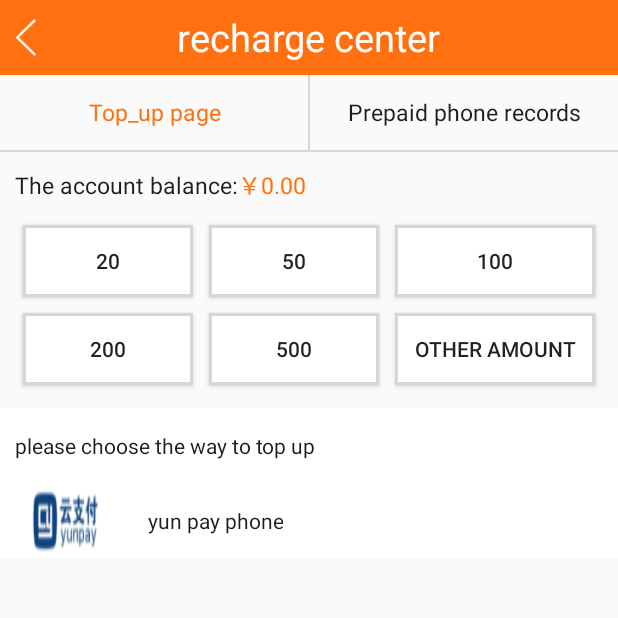
After one commit to WpSmile/FastShop, an Android app: the RechargeActivity screen opened directly, with no data from a screen before it, on a phone screen of 412 x 824 dp, the top half of it. The commit adds this screen. Run offline under Robolectric (Android 15) with nearby library versions, the phone set to English and light mode, and no system bars.

Commit message:
完成充值中心的布局及部分代码逻辑

```diff
--- a/app/build.gradle
+++ b/app/build.gradle
@@ -24,13 +24,13 @@ dependencies {
     androidTestCompile('com.android.support.test.espresso:espresso-core:2.2.2', {
         exclude group: 'com.android.support', module: 'support-annotations'
     })
+    //xbanner依赖
     compile 'com.android.support:appcompat-v7:25.3.0'
     compile 'com.ashokvarma.android:bottom-navigation-bar:1.4.1'
     compile 'com.jakewharton:butterknife:8.5.1'
     compile 'com.android.support:support-v4:25.3.0'
-    testCompile 'junit:junit:4.12'
-    //xbanner依赖
     compile 'com.xhb:xbanner:1.2.7'
     compile 'com.nineoldandroids:library:2.4.0'
     compile 'com.github.bumptech.glide:glide:3.7.0'
+    testCompile 'junit:junit:4.12'
 }
--- a/app/src/main/AndroidManifest.xml
+++ b/app/src/main/AndroidManifest.xml
@@ -2,7 +2,7 @@
 <manifest xmlns:android="http://schemas.android.com/apk/res/android"
     package="com.example.administrator.fastshop">
 
-    <uses-permission android:name="android.permission.INTERNET"/>
+    <uses-permission android:name="android.permission.INTERNET" />
 
     <application
         android:allowBackup="true"
@@ -26,7 +26,8 @@
         <activity android:name=".view.activity.BeginerGuideActivity" />
         <activity android:name=".view.activity.TobeAnnouncedActivity" />
         <activity android:name=".view.activity.SettingActivity" />
-        <activity android:name=".view.activity.WinningRecordActivity"></activity>
+        <activity android:name=".view.activity.WinningRecordActivity" />
+        <activity android:name=".view.activity.RechargeActivity"></activity>
     </application>
 
 </manifest>
--- /dev/null
+++ b/app/src/main/java/com/example/administrator/fastshop/view/activity/RechargeActivity.java
@@ -0,0 +1,119 @@
+package com.example.administrator.fastshop.view.activity;
+
+import android.support.v4.app.Fragment;
+import android.support.v4.app.FragmentTransaction;
+import android.support.v7.app.AppCompatActivity;
+import android.os.Bundle;
+import android.view.View;
+import android.widget.FrameLayout;
+import android.widget.ImageView;
+import android.widget.RelativeLayout;
+import android.widget.TextView;
+
+import com.example.administrator.fastshop.R;
+import com.example.administrator.fastshop.view.fragment.RechargeRecordFragment;
+import com.example.administrator.fastshop.view.fragment.TopUpFragment;
+
+import java.util.ArrayList;
+
+/*
+* 充值中心
+* */
+public class RechargeActivity extends AppCompatActivity implements View.OnClickListener {
+    private final static String TAG = RechargeActivity.class.getCanonicalName();
+    RechargeActivity mContext;
+    TextView rechargeTvChongzhiyemian, rechargeTvChongzhijilu;
+    ImageView rechargeImageBack;
+    FrameLayout rechargeFramlayout;
+
+    ArrayList<Fragment> fragments;
+    TopUpFragment topUpFragment;
+    RechargeRecordFragment rechargeRecordFragment;
+
+    int currentFragmentIndex = 0;
+    int clickButtonIndex;
+    TextView[] tvArray = new TextView[2];
+
+    @Override
+    protected void onCreate(Bundle savedInstanceState) {
+        super.onCreate(savedInstanceState);
+        setContentView(R.layout.activity_recharge);
+        mContext = this;
+        initView();
+        setListener();
+    }
+
+    private void setListener() {
+        rechargeTvChongzhiyemian.setOnClickListener(this);
+        rechargeTvChongzhijilu.setOnClickListener(this);
+        rechargeImageBack.setOnClickListener(this);
+    }
+
+    private void initView() {
+        rechargeTvChongzhiyemian = (TextView) findViewById(R.id.recharge_tv_chongzhiyemian);
+        rechargeTvChongzhijilu = (TextView) findViewById(R.id.recharge_tv_chongzhijilu);
+        rechargeFramlayout = (FrameLayout) findViewById(R.id.recharge_framlayout);
+        rechargeImageBack = (ImageView) findViewById(R.id.recharge_image_back);
+        setFragment();
+    }
+
+    private void setFragment() {
+        fragments = new ArrayList<>();
+        topUpFragment = new TopUpFragment();
+        rechargeRecordFragment = new RechargeRecordFragment();
+        fragments.add(topUpFragment);
+        fragments.add(rechargeRecordFragment);
+        tvArray[0] = rechargeTvChongzhiyemian;
+        tvArray[1] = rechargeTvChongzhijilu;
+
+
+        //默认的显示的fragment
+        Fragment showFragment = fragments.get(currentFragmentIndex);
+        getSupportFragmentManager().beginTransaction()
+                .add(R.id.recharge_framlayout, showFragment)
+                .show(showFragment).commit();
+
+        //设置默认的按钮的颜色
+        tvArray[currentFragmentIndex].setTextColor(getResources().getColor(R.color.titleColor));
+    }
+
+    @Override
+    public void onClick(View v) {
+        switch (v.getId()) {
+            case R.id.recharge_image_back:
+                finish();
+                break;
+            case R.id.recharge_tv_chongzhiyemian:
+                clickButtonIndex = 0;
+                break;
+            case R.id.recharge_tv_chongzhijilu:
+                clickButtonIndex = 1;
+                break;
+        }
+
+        if (currentFragmentIndex != clickButtonIndex) {
+            FragmentTransaction transaction = getSupportFragmentManager().beginTransaction();
+            //隐藏当前的fragment
+            transaction.hide(fragments.get(currentFragmentIndex));
+            // 显示 点击的button对应的gragment
+            Fragment showFragment = fragments.get(clickButtonIndex);
+            // 没有添加过，
+            if (!showFragment.isAdded()) {
+                transaction.add(R.id.recharge_framlayout, showFragment);
+            }
+            transaction.show(showFragment);
+            transaction.commit();
+            //设置按钮的状态
+            setButtonStatus();
+            currentFragmentIndex = clickButtonIndex;
+        }
+    }
+
+    private void setButtonStatus() {
+        tvArray[currentFragmentIndex].setSelected(false);
+        tvArray[currentFragmentIndex].setTextColor(getResources().getColor(R.color.black));
+
+        tvArray[clickButtonIndex].setSelected(true);
+        tvArray[clickButtonIndex].setTextColor(getResources().getColor(R.color.titleColor));
+    }
+}
--- a/app/src/main/java/com/example/administrator/fastshop/view/fragment/HomePageFragment.java
+++ b/app/src/main/java/com/example/administrator/fastshop/view/fragment/HomePageFragment.java
@@ -15,6 +15,7 @@ import com.bumptech.glide.Glide;
 import com.example.administrator.fastshop.R;
 import com.example.administrator.fastshop.view.activity.BeginerGuideActivity;
 import com.example.administrator.fastshop.view.activity.MainActivity;
+import com.example.administrator.fastshop.view.activity.RechargeActivity;
 import com.stx.xhb.xbanner.XBanner;
 import com.stx.xhb.xbanner.transformers.Transformer;
 
@@ -120,6 +121,9 @@ public class HomePageFragment extends Fragment implements XBanner.XBannerAdapter
                 startActivity(intent);
                 break;
             case R.id.home_rl_recharge:
+                Intent intent1 = new Intent();
+                intent1.setClass(getActivity(), RechargeActivity.class);
+                startActivity(intent1);
                 break;
 
         }
--- /dev/null
+++ b/app/src/main/java/com/example/administrator/fastshop/view/fragment/RechargeRecordFragment.java
@@ -0,0 +1,30 @@
+package com.example.administrator.fastshop.view.fragment;
+
+
+import android.os.Bundle;
+import android.support.v4.app.Fragment;
+import android.view.LayoutInflater;
+import android.view.View;
+import android.view.ViewGroup;
+
+import com.example.administrator.fastshop.R;
+
+/**
+ * A simple {@link Fragment} subclass.
+ */
+public class RechargeRecordFragment extends Fragment {
+
+
+    public RechargeRecordFragment() {
+        // Required empty public constructor
+    }
+
+
+    @Override
+    public View onCreateView(LayoutInflater inflater, ViewGroup container,
+                             Bundle savedInstanceState) {
+        // Inflate the layout for this fragment
+        return inflater.inflate(R.layout.fragment_recharge_record, container, false);
+    }
+
+}
--- /dev/null
+++ b/app/src/main/java/com/example/administrator/fastshop/view/fragment/TopUpFragment.java
@@ -0,0 +1,30 @@
+package com.example.administrator.fastshop.view.fragment;
+
+
+import android.os.Bundle;
+import android.support.v4.app.Fragment;
+import android.view.LayoutInflater;
+import android.view.View;
+import android.view.ViewGroup;
+
+import com.example.administrator.fastshop.R;
+
+/**
+ * A simple {@link Fragment} subclass.
+ */
+public class TopUpFragment extends Fragment {
+
+
+    public TopUpFragment() {
+        // Required empty public constructor
+    }
+
+
+    @Override
+    public View onCreateView(LayoutInflater inflater, ViewGroup container,
+                             Bundle savedInstanceState) {
+        // Inflate the layout for this fragment
+        return inflater.inflate(R.layout.fragment_top_up, container, false);
+    }
+
+}
--- /dev/null
+++ b/app/src/main/res/drawable/item_botton.xml
@@ -0,0 +1,8 @@
+<?xml version="1.0" encoding="utf-8"?>
+<shape xmlns:android="http://schemas.android.com/apk/res/android"
+    android:shape="rectangle">
+
+    <stroke android:color="@color/divide_line"
+        android:width="2dp"/>
+    <solid android:color="@color/white"/>
+</shape>
--- /dev/null
+++ b/app/src/main/res/layout/activity_recharge.xml
@@ -0,0 +1,69 @@
+<?xml version="1.0" encoding="utf-8"?>
+<LinearLayout xmlns:android="http://schemas.android.com/apk/res/android"
+    xmlns:tools="http://schemas.android.com/tools"
+    android:id="@+id/activity_recharge"
+    android:layout_width="match_parent"
+    android:layout_height="match_parent"
+    android:orientation="vertical">
+
+    <RelativeLayout
+        android:layout_width="match_parent"
+        android:layout_height="50dp"
+        android:background="@color/titleColor">
+
+        <ImageView
+            android:id="@+id/recharge_image_back"
+            android:layout_width="wrap_content"
+            android:layout_height="match_parent"
+            android:src="@mipmap/back_nomal"
+            android:layout_marginStart="10dp"/>
+        <TextView
+            android:layout_width="wrap_content"
+            android:layout_height="wrap_content"
+            android:text="@string/recharge_center"
+            android:textColor="@color/white"
+            android:layout_centerInParent="true"
+            android:textSize="25sp"/>
+    </RelativeLayout>
+
+
+    <LinearLayout
+        android:layout_width="match_parent"
+        android:layout_height="50dp"
+        android:orientation="horizontal">
+
+        <TextView
+            android:id="@+id/recharge_tv_chongzhiyemian"
+            android:layout_width="0dp"
+            android:layout_height="match_parent"
+            android:layout_weight="1"
+            android:text="@string/top_up_page"
+            android:gravity="center"
+            android:textColor="@color/black"
+            android:textSize="15sp"/>
+        <View
+            android:layout_width="1dp"
+            android:layout_height="match_parent"
+            android:background="@color/divide_line"/>
+        <TextView
+            android:id="@+id/recharge_tv_chongzhijilu"
+            android:layout_width="0dp"
+            android:layout_height="match_parent"
+            android:layout_weight="1"
+            android:text="@string/prepaid_phone_records"
+            android:gravity="center"
+            android:textColor="@color/black"
+            android:textSize="15sp"/>
+
+    </LinearLayout>
+    <View
+        android:layout_width="match_parent"
+        android:layout_height="1dp"
+        android:background="@color/divide_line"/>
+
+    <FrameLayout
+        android:id="@+id/recharge_framlayout"
+        android:layout_width="match_parent"
+        android:layout_height="match_parent"/>
+
+</LinearLayout>
--- /dev/null
+++ b/app/src/main/res/layout/fragment_recharge_record.xml
@@ -0,0 +1,13 @@
+<FrameLayout xmlns:android="http://schemas.android.com/apk/res/android"
+    xmlns:tools="http://schemas.android.com/tools"
+    android:layout_width="match_parent"
+    android:layout_height="match_parent"
+    tools:context="com.example.administrator.fastshop.view.fragment.RechargeRecordFragment">
+
+    <!-- TODO: Update blank fragment layout -->
+    <TextView
+        android:layout_width="match_parent"
+        android:layout_height="match_parent"
+        android:text="@string/prepaid_phone_records" />
+
+</FrameLayout>
--- /dev/null
+++ b/app/src/main/res/layout/fragment_top_up.xml
@@ -0,0 +1,115 @@
+<LinearLayout xmlns:android="http://schemas.android.com/apk/res/android"
+    xmlns:tools="http://schemas.android.com/tools"
+    android:layout_width="match_parent"
+    android:layout_height="match_parent"
+    tools:context="com.example.administrator.fastshop.view.fragment.TopUpFragment"
+    android:orientation="vertical">
+
+    <LinearLayout
+        android:layout_width="wrap_content"
+        android:layout_height="wrap_content"
+        android:layout_marginStart="10dp"
+        android:layout_marginTop="10dp"
+        android:orientation="horizontal">
+
+        <TextView
+            android:layout_width="wrap_content"
+            android:layout_height="wrap_content"
+            android:text="@string/the_account_balance"
+            android:textColor="@color/black"
+            android:textSize="15sp" />
+
+        <TextView
+            android:id="@+id/item_tv_account_balance"
+            android:layout_width="wrap_content"
+            android:layout_height="wrap_content"
+            android:text="@string/account_balance_num"
+            android:textColor="@color/titleColor"
+            android:textSize="15sp" />
+    </LinearLayout>
+
+    <TableLayout
+        android:layout_width="match_parent"
+        android:layout_height="wrap_content">
+
+        <TableRow
+            android:layout_marginEnd="10dp"
+            android:layout_marginStart="10dp"
+            android:layout_marginTop="10dp">
+
+            <Button
+                android:layout_margin="5dp"
+                android:layout_weight="1"
+                android:background="@drawable/item_botton"
+                android:text="@string/_20" />
+
+            <Button
+                android:layout_margin="5dp"
+                android:layout_weight="1"
+                android:background="@drawable/item_botton"
+                android:text="@string/_50" />
+
+            <Button
+                android:layout_margin="5dp"
+                android:layout_weight="1"
+                android:background="@drawable/item_botton"
+                android:text="@string/_100" />
+
+        </TableRow>
+
+        <TableRow
+            android:layout_marginEnd="10dp"
+            android:layout_marginStart="10dp">
+
+            <Button
+                android:layout_margin="5dp"
+                android:layout_weight="1"
+                android:background="@drawable/item_botton"
+                android:text="@string/_200" />
+
+            <Button
+                android:layout_margin="5dp"
+                android:layout_weight="1"
+                android:background="@drawable/item_botton"
+                android:text="@string/_500" />
+
+            <Button
+                android:layout_margin="5dp"
+                android:layout_weight="1"
+                android:background="@drawable/item_botton"
+                android:text="@string/other_amount" />
+        </TableRow>
+    </TableLayout>
+
+    <TextView
+        android:layout_width="match_parent"
+        android:layout_height="50dp"
+        android:layout_marginTop="10dp"
+        android:background="@color/white"
+        android:text="@string/please_choose_the_way_to_top_up"
+        android:gravity="center_vertical"
+        android:textColor="@color/black"
+        android:paddingStart="10dp"/>
+
+    <LinearLayout
+        android:id="@+id/fragment_top_up_ll"
+        android:layout_width="match_parent"
+        android:layout_height="50dp"
+        android:orientation="horizontal"
+        android:background="@color/white">
+
+        <ImageView
+            android:layout_width="wrap_content"
+            android:layout_height="match_parent"
+            android:background="@drawable/image_yun_pay"
+            android:layout_marginStart="20dp"/>
+
+        <TextView
+            android:layout_width="wrap_content"
+            android:layout_height="match_parent"
+            android:text="@string/yun_pay_phone"
+            android:textColor="@color/black"
+            android:gravity="center"
+            android:layout_marginStart="30dp"/>
+    </LinearLayout>
+</LinearLayout>
--- a/app/src/main/res/values/strings.xml
+++ b/app/src/main/res/values/strings.xml
@@ -72,4 +72,17 @@
 
     <!-- TODO: Remove or change this placeholder text -->
     <string name="hello_blank_fragment">Hello blank fragment</string>
+    <string name="top_up_page">Top_up page</string>
+    <string name="prepaid_phone_records">Prepaid phone records</string>
+    <string name="the_account_balance">The account balance:</string>
+    <string name="_20">20</string>
+    <string name="_100">100</string>
+    <string name="_200">200</string>
+    <string name="_500">500</string>
+    <string name="other_amount">Other amount</string>
+    <string name="_50">50</string>
+    <string name="account_balance_num">￥0.00</string>
+    <string name="please_choose_the_way_to_top_up">please choose the way to top up</string>
+    <string name="yun_pay_phone">yun pay phone</string>
+    <string name="recharge_record">recharge_record</string>
 </resources>
```
Also changed, not shown: app/src/main/res/drawable-xhdpi/image_yun_pay.png (added), 1 other file.
